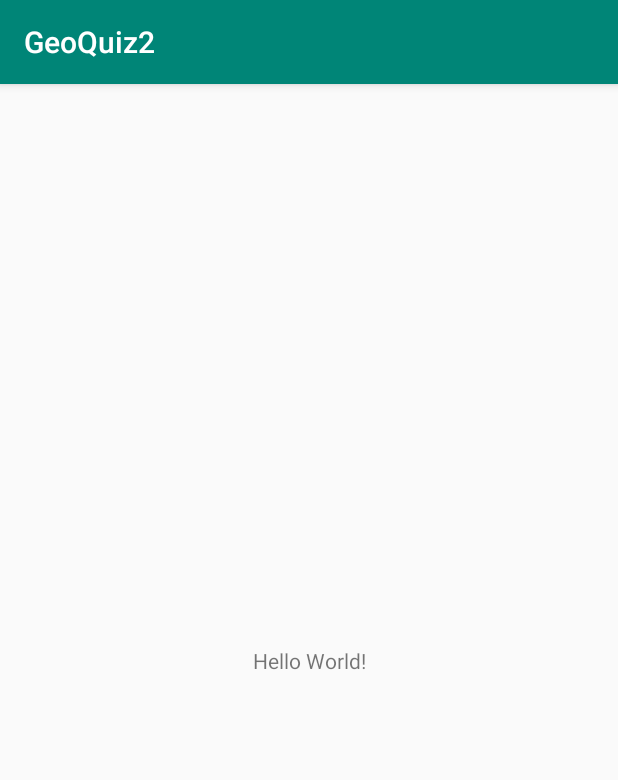
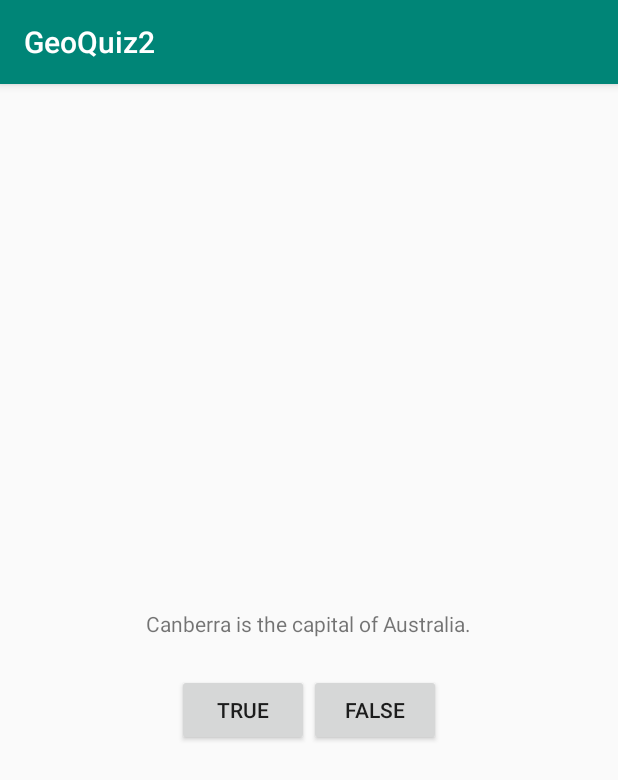
Before and after one commit to CristianSandu/GeoQuiz2, an Android app: the screen it shows after launch (MainActivity), on a phone screen of 412 x 824 dp. Shown: the top 780 px of the screen. Run offline under Robolectric (Android 15) with nearby library versions, the phone set to English and light mode, and no system bars.

Commit message:
created layout, added to UI, added some strings, added id's to buttons, added listeners on buttons

```diff
--- a/app/src/main/java/com/example/geoquiz2/MainActivity.java
+++ b/app/src/main/java/com/example/geoquiz2/MainActivity.java
@@ -2,12 +2,37 @@
 
 import android.support.v7.app.AppCompatActivity;
 import android.os.Bundle;
+import android.view.View;
+import android.widget.Button;
 
 public class MainActivity extends AppCompatActivity {
+
+    // Buttons
+    private Button mTrueButton;
+    private Button mFalseButton;
 
     @Override
     protected void onCreate(Bundle savedInstanceState) {
         super.onCreate(savedInstanceState);
         setContentView(R.layout.activity_main);
+
+        // get the int ref to buttons from R using findViewById()
+        mTrueButton =  findViewById(R.id.true_button);
+        mFalseButton =  findViewById(R.id.false_button);
+
+        // setOnClickListener to buttons
+        mTrueButton.setOnClickListener(new View.OnClickListener() {
+            @Override
+            public void onClick(View v) {
+
+            }
+        });
+
+        mFalseButton.setOnClickListener(new View.OnClickListener() {
+            @Override
+            public void onClick(View v) {
+
+            }
+        });
     }
 }
--- a/app/src/main/res/layout/activity_main.xml
+++ b/app/src/main/res/layout/activity_main.xml
@@ -1,18 +1,27 @@
 <?xml version="1.0" encoding="utf-8"?>
-<android.support.constraint.ConstraintLayout xmlns:android="http://schemas.android.com/apk/res/android"
-    xmlns:app="http://schemas.android.com/apk/res-auto"
-    xmlns:tools="http://schemas.android.com/tools"
+<LinearLayout xmlns:android="http://schemas.android.com/apk/res/android"
     android:layout_width="match_parent"
     android:layout_height="match_parent"
-    tools:context=".MainActivity">
-
+    android:gravity="center"
+    android:orientation="vertical" >
     <TextView
         android:layout_width="wrap_content"
         android:layout_height="wrap_content"
-        android:text="Hello World!"
-        app:layout_constraintBottom_toBottomOf="parent"
-        app:layout_constraintLeft_toLeftOf="parent"
-        app:layout_constraintRight_toRightOf="parent"
-        app:layout_constraintTop_toTopOf="parent" />
-
-</android.support.constraint.ConstraintLayout>
+        android:padding="24dp"
+        android:text="@string/question_text" />
+    <LinearLayout
+        android:layout_width="wrap_content"
+        android:layout_height="wrap_content"
+        android:orientation="horizontal" >
+        <Button
+            android:id="@+id/true_button"
+            android:layout_width="wrap_content"
+            android:layout_height="wrap_content"
+            android:text="@string/true_button" />
+        <Button
+            android:id="@+id/false_button"
+            android:layout_width="wrap_content"
+            android:layout_height="wrap_content"
+            android:text="@string/false_button" />
+    </LinearLayout>
+</LinearLayout>
--- a/app/src/main/res/values/strings.xml
+++ b/app/src/main/res/values/strings.xml
@@ -1,3 +1,11 @@
 <resources>
     <string name="app_name">GeoQuiz2</string>
+    <string name="question_text">Canberra is the capital of Australia.</string>
+    <string name="true_button">True</string>
+    <string name="false_button">False</string>
+
+
+
+
+
 </resources>
```
